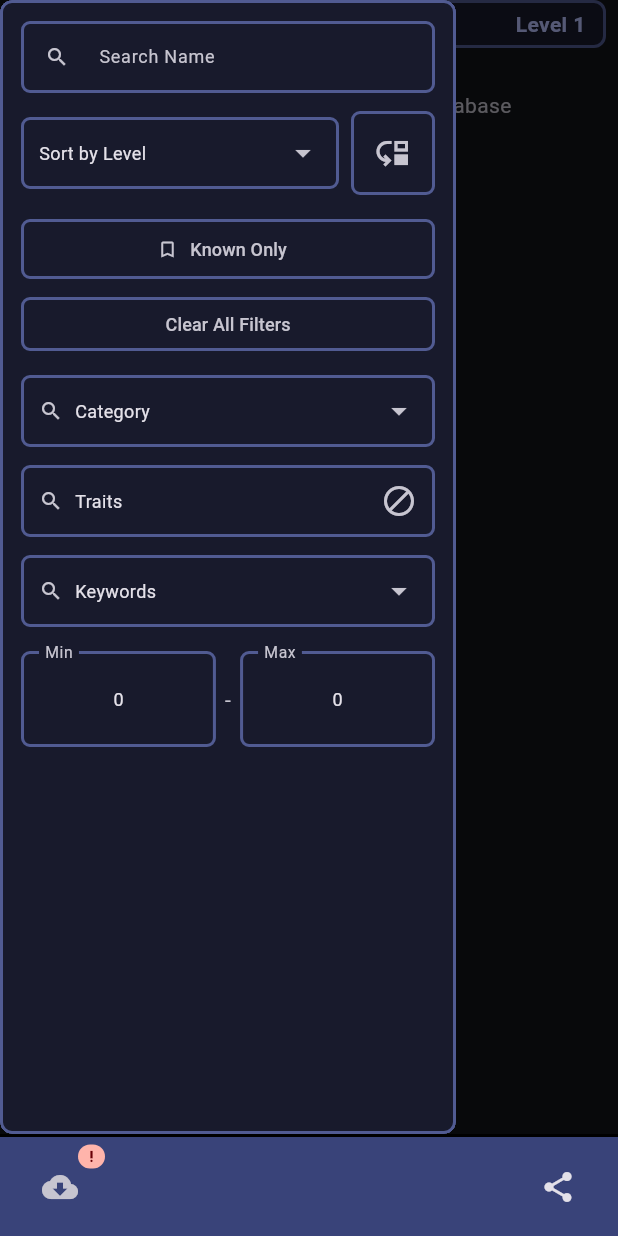
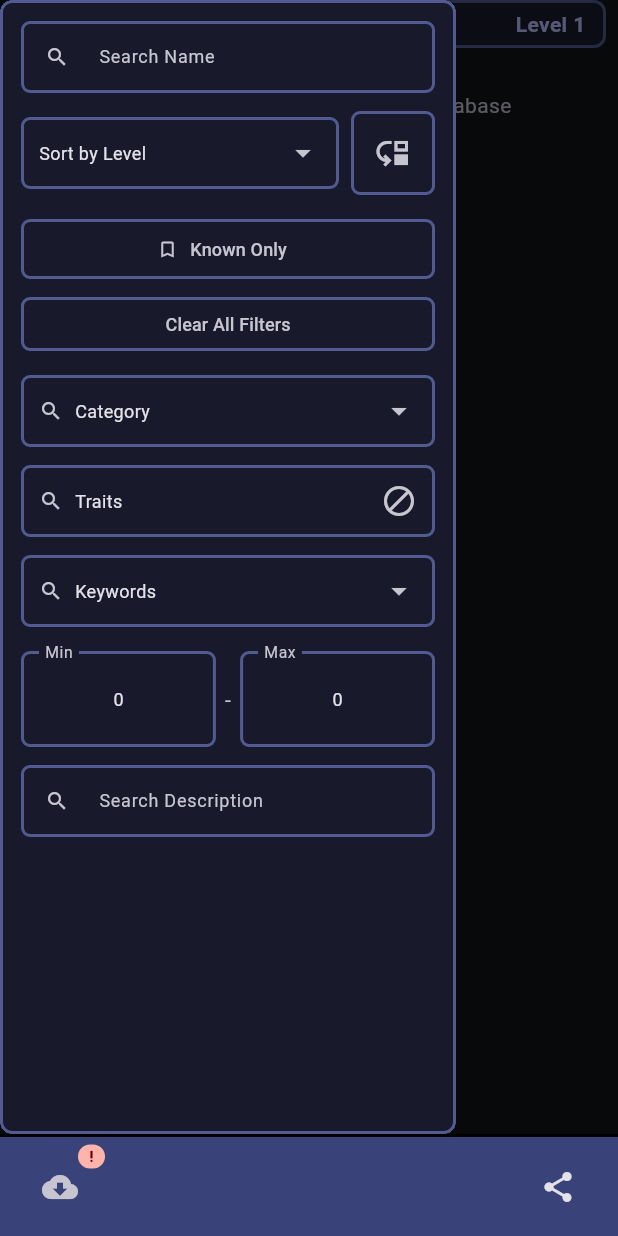
Before and after one commit to nactris/alchemicalToolkit, a Flutter app: the screen it shows after launch, in the side drawer, after a tap on "Clear All Filters", on a phone screen of 412 x 824 dp. Run offline on Flutter 3.47's test engine with Material 3 defaults, Android fonts, the phone set to English and light mode, and no system bars; our stand-ins replace file_picker, flutter_markdown_plus, sqflite, sqflite_common_ffi; accounts and stored records are empty.

```diff
--- a/flutter/alchemical_toolkit/lib/book_details.dart
+++ b/flutter/alchemical_toolkit/lib/book_details.dart
@@ -325,10 +325,10 @@ class _FormulaBookDetailsState extends State<FormulaBookDetails> {
                   final query = controller.text.toLowerCase();
 
                   final filtered = avaiableFormulae
+                      .map((item) => getItemDetails(item))
                       .where((formula) {
-                        return formula.toLowerCase().contains(query);
+                        return formula['name'].toLowerCase().contains(query);
                       })
-                      .map((item) => getItemDetails(item))
                       .toList();
 
                   filtered.sort(
--- a/flutter/alchemical_toolkit/lib/filter_details.dart
+++ b/flutter/alchemical_toolkit/lib/filter_details.dart
@@ -37,6 +37,7 @@ class FilterPanel extends StatefulWidget {
 
 class _FilterPanelState extends State<FilterPanel> {
   final TextEditingController _nameController = TextEditingController();
+  final TextEditingController _summaryController = TextEditingController();
   final TextEditingController _maximumValueControler = TextEditingController();
   final TextEditingController _minimumValueControler = TextEditingController();
   final SearchController _keywordController = SearchController();
@@ -64,6 +65,7 @@ class _FilterPanelState extends State<FilterPanel> {
   void _clearFilters() {
     setState(() {
       _nameController.clear();
+      _summaryController.clear();
     });
     widget.criteria.reset();
     _updateCriteria();
@@ -88,7 +90,7 @@ class _FilterPanelState extends State<FilterPanel> {
               child: Column(
                 crossAxisAlignment: .start,
                 children: [
-                  _buildSearchInput(),
+                  _buildSearchName(),
                   const SizedBox(height: 12),
 
                   Row(
@@ -152,6 +154,8 @@ class _FilterPanelState extends State<FilterPanel> {
                       ),
                     ],
                   ),
+                  const SizedBox(height: 12),
+                  _buildSearchSummary(),
                 ],
               ),
             ),
@@ -161,7 +165,7 @@ class _FilterPanelState extends State<FilterPanel> {
     );
   }
 
-  Widget _buildSearchInput() {
+  Widget _buildSearchName() {
     final colorScheme = Theme.of(context).colorScheme;
     return TextField(
       controller: _nameController,
@@ -172,6 +176,36 @@ class _FilterPanelState extends State<FilterPanel> {
       },
       decoration: InputDecoration(
         hintText: 'Search Name',
+        hintStyle: TextStyle(color: colorScheme.onSurfaceVariant, fontSize: 12),
+        prefixIcon: Icon(
+          Icons.search,
+          size: 16,
+          color: colorScheme.onSurfaceVariant,
+        ),
+        contentPadding: const EdgeInsets.symmetric(horizontal: 10, vertical: 0),
+        enabledBorder: OutlineInputBorder(
+          borderSide: BorderSide(color: colorScheme.inversePrimary, width: 2),
+          borderRadius: BorderRadius.circular(6),
+        ),
+        focusedBorder: OutlineInputBorder(
+          borderSide: BorderSide(color: colorScheme.inversePrimary, width: 2),
+          borderRadius: BorderRadius.circular(6),
+        ),
+      ),
+    );
+  }
+
+  Widget _buildSearchSummary() {
+    final colorScheme = Theme.of(context).colorScheme;
+    return TextField(
+      controller: _summaryController,
+      style: TextStyle(fontSize: 12, color: colorScheme.onSurface),
+      onChanged: (val) {
+        widget.criteria.summary = val.trim().isEmpty ? null : val.trim();
+        _updateCriteria();
+      },
+      decoration: InputDecoration(
+        hintText: 'Search Description',
         hintStyle: TextStyle(color: colorScheme.onSurfaceVariant, fontSize: 12),
         prefixIcon: Icon(
           Icons.search,
@@ -250,7 +284,9 @@ class _FilterPanelState extends State<FilterPanel> {
                 ),
                 const SizedBox(width: 8),
                 Text(
-                  (options[widget.criteria.subcategory] ?? '').isNotEmpty ? options[widget.criteria.subcategory] ?? "Category" : "Category",
+                  (options[widget.criteria.subcategory] ?? '').isNotEmpty
+                      ? options[widget.criteria.subcategory] ?? "Category"
+                      : "Category",
                   style: TextStyle(fontSize: 12, color: colorScheme.onSurface),
                 ),
                 const Spacer(),
```
Also changed, not shown: flutter/alchemical_toolkit/lib/database_service.dart (+12 -2 lines), flutter/alchemical_toolkit/lib/layout.dart (+52 -11 lines).
